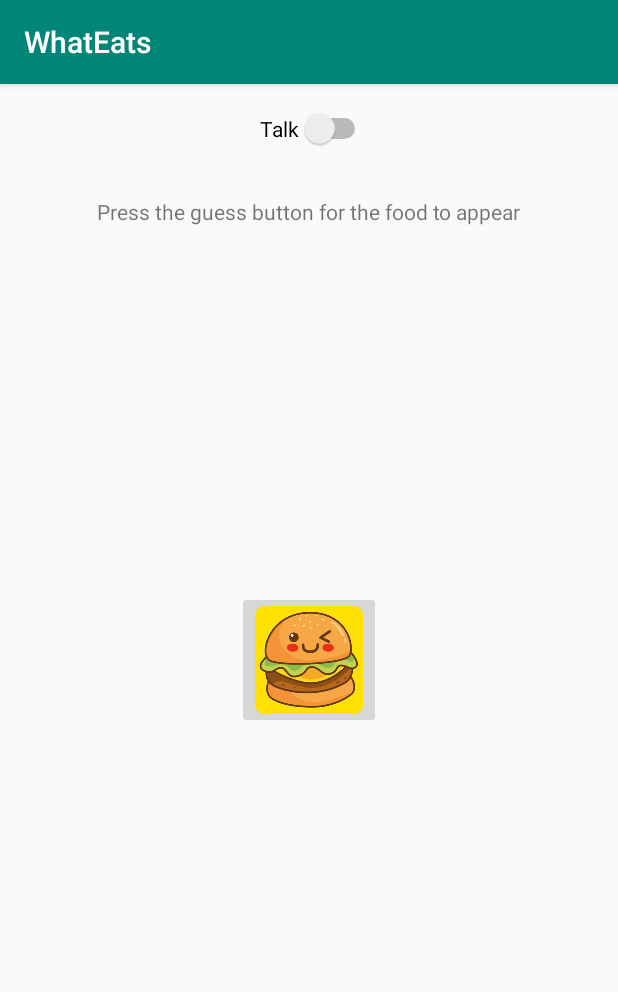
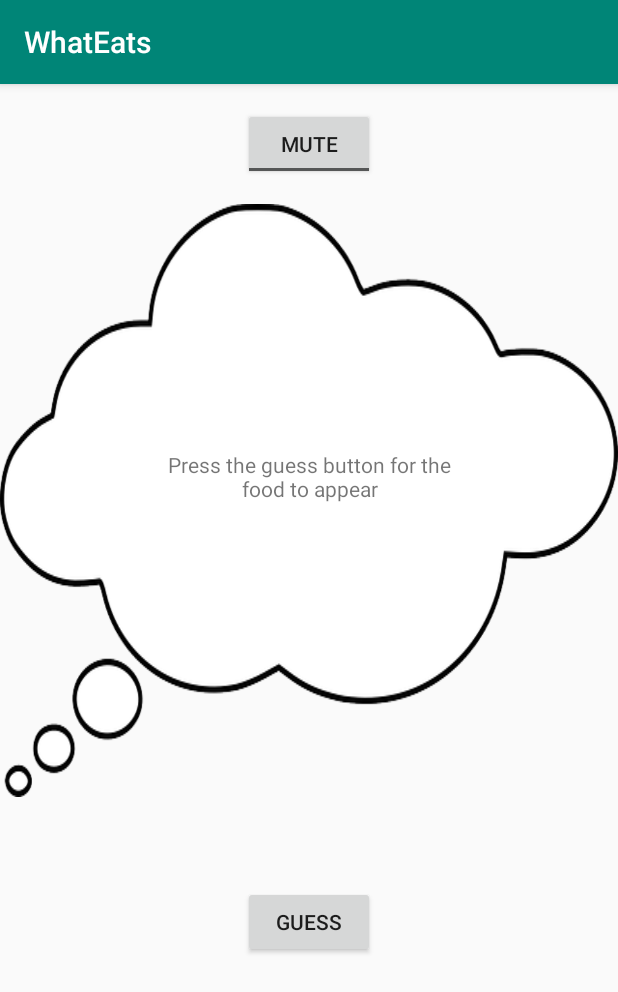
Before and after one commit to pedif/WhatEats, an Android app: the screen it shows after launch (MainActivity), on a phone screen of 412 x 824 dp. Shown: the top 992 px of the screen. Run offline under Robolectric (Android 15) with nearby library versions, the phone set to English and light mode, and no system bars; our stand-ins replace AdMob.

Commit message:
Update Guess Fragment
Updated Switch to a Toggle button
Updated on and off texts of the toggle
Updated message textview to have a cloud background

```diff
--- a/app/src/main/res/layout/fragment_guess.xml
+++ b/app/src/main/res/layout/fragment_guess.xml
@@ -7,32 +7,38 @@
         android:layout_width="match_parent"
         android:layout_height="match_parent"
         tools:context=".GuessFragment">
-    <Switch
-            android:text="@string/talk"
+    <ToggleButton
             android:layout_width="wrap_content"
             android:layout_height="wrap_content" android:id="@+id/switch_talk" app:layout_constraintTop_toTopOf="parent"
             app:layout_constraintEnd_toEndOf="parent" app:layout_constraintStart_toStartOf="parent"
             android:layout_marginLeft="8dp" android:layout_marginStart="8dp" android:layout_marginTop="16dp"
-            android:textOn="@string/talk" android:textOff="@string/no_talk"/>
+            android:textOn="@string/sound" android:textOff="@string/mute" android:layout_marginRight="8dp"
+            android:layout_marginEnd="8dp"/>
     <TextView
-            android:padding="16dp"
+            android:paddingLeft="96dp"
+            android:paddingRight="96dp"
+            android:paddingBottom="32dp"
             android:text="@string/text_msg"
             android:layout_width="wrap_content"
             android:layout_height="wrap_content" android:id="@+id/text_msg"
+            android:layout_gravity="center"
             app:layout_constraintEnd_toEndOf="parent"
             app:layout_constraintStart_toStartOf="parent"
             android:layout_marginLeft="16dp" android:layout_marginStart="16dp"
             android:layout_marginRight="16dp" android:layout_marginEnd="16dp" android:layout_marginTop="16dp"
-            app:layout_constraintTop_toBottomOf="@+id/switch_talk"/>
-        <ImageButton
-                android:src="@mipmap/ic_launcher"
+            app:layout_constraintTop_toBottomOf="@+id/switch_talk"
+            android:background="@drawable/bg_cloud"
+            android:gravity="center"
+    />
+    <Button
+            android:text="@string/guess"
             android:layout_width="wrap_content"
             android:layout_height="wrap_content" android:id="@+id/image_button_guess"
-                app:layout_constraintTop_toTopOf="parent" android:layout_marginTop="8dp"
             app:layout_constraintEnd_toEndOf="parent" android:layout_marginEnd="8dp"
             android:layout_marginRight="8dp"
             app:layout_constraintStart_toStartOf="parent" android:layout_marginLeft="8dp"
             android:layout_marginStart="8dp" android:layout_marginBottom="8dp"
             app:layout_constraintBottom_toBottomOf="parent"
-                android:contentDescription="@string/guess"/>
+            android:contentDescription="@string/guess"
+            app:layout_constraintTop_toBottomOf="@+id/text_msg" app:layout_constraintVertical_bias="0.25"/>
 </androidx.constraintlayout.widget.ConstraintLayout>
--- a/app/src/main/res/values/strings.xml
+++ b/app/src/main/res/values/strings.xml
@@ -4,8 +4,8 @@
     <string name="radio_female">Female</string>
     <string name="text_msg">Press the guess button for the food to appear</string>
     <string name="guess">Guess</string>
-    <string name="talk">Talk</string>
-    <string name="no_talk">Don\'t Talk</string>
+    <string name="sound">Sound on</string>
+    <string name="mute">Mute</string>
     <string-array name="foods">
         <item>Cockroach butt cheek kebab with a side of rotten egg salad, an exquisite taste!</item>
 
```
Lines whose indentation alone changed are shown as unchanged.
